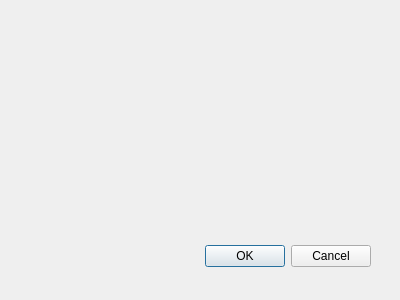
Before: the Qt Designer form mainwindow.ui in Rabenda/mqtt_show_data_client, drawn with Qt 5.
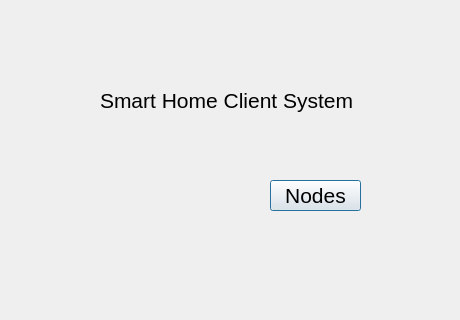
After: the same form once the commit is applied.

```diff
--- a/mainwindow.ui
+++ b/mainwindow.ui
@@ -8,27 +8,65 @@
    <rect>
     <x>0</x>
     <y>0</y>
-    <width>400</width>
-    <height>300</height>
+    <width>460</width>
+    <height>320</height>
    </rect>
   </property>
   <property name="windowTitle">
    <string>Dialog</string>
   </property>
-  <widget class="QDialogButtonBox" name="buttonBox">
+  <widget class="QPushButton" name="pushButton">
    <property name="geometry">
     <rect>
-     <x>30</x>
-     <y>240</y>
-     <width>341</width>
-     <height>32</height>
+     <x>270</x>
+     <y>180</y>
+     <width>91</width>
+     <height>31</height>
     </rect>
    </property>
-   <property name="orientation">
-    <enum>Qt::Horizontal</enum>
+   <property name="font">
+    <font>
+     <pointsize>16</pointsize>
+    </font>
    </property>
-   <property name="standardButtons">
-    <set>QDialogButtonBox::Cancel|QDialogButtonBox::Ok</set>
+   <property name="text">
+    <string>Nodes</string>
+   </property>
+  </widget>
+  <widget class="QLabel" name="label">
+   <property name="geometry">
+    <rect>
+     <x>70</x>
+     <y>70</y>
+     <width>251</width>
+     <height>61</height>
+    </rect>
+   </property>
+   <property name="font">
+    <font>
+     <pointsize>14</pointsize>
+    </font>
+   </property>
+   <property name="text">
+    <string/>
+   </property>
+  </widget>
+  <widget class="QLabel" name="label_2">
+   <property name="geometry">
+    <rect>
+     <x>100</x>
+     <y>80</y>
+     <width>271</width>
+     <height>41</height>
+    </rect>
+   </property>
+   <property name="font">
+    <font>
+     <pointsize>16</pointsize>
+    </font>
+   </property>
+   <property name="text">
+    <string>Smart Home Client System</string>
    </property>
   </widget>
  </widget>
```
Left out of the diff: 40 changed lines with no effect on the pictures.
